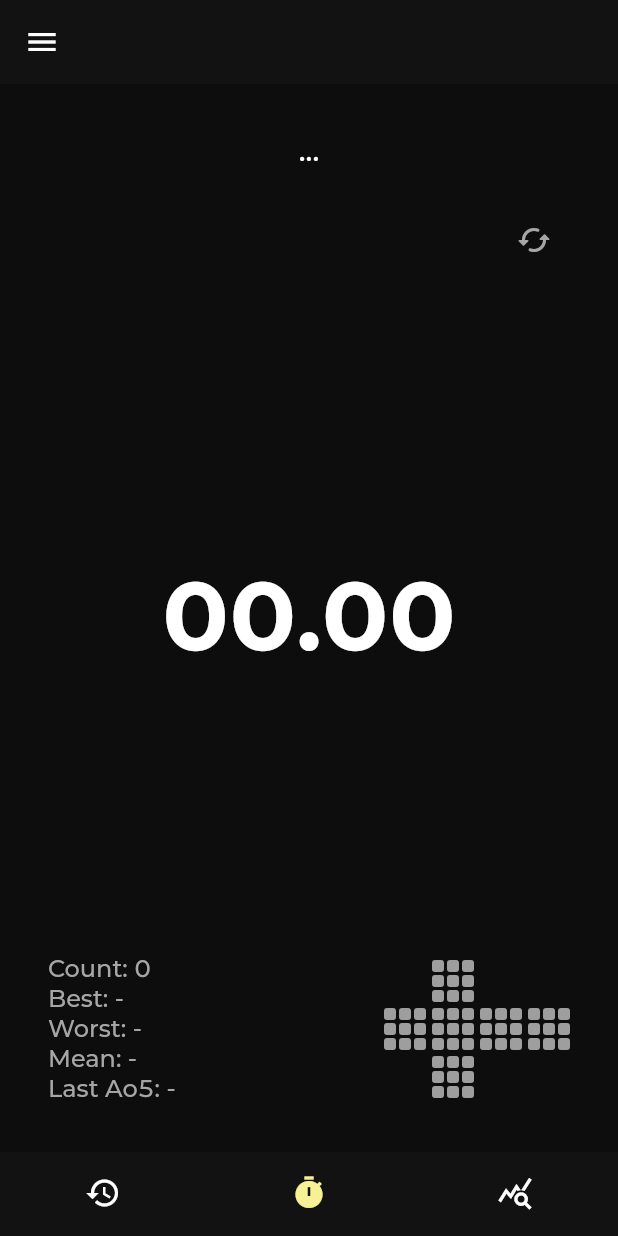
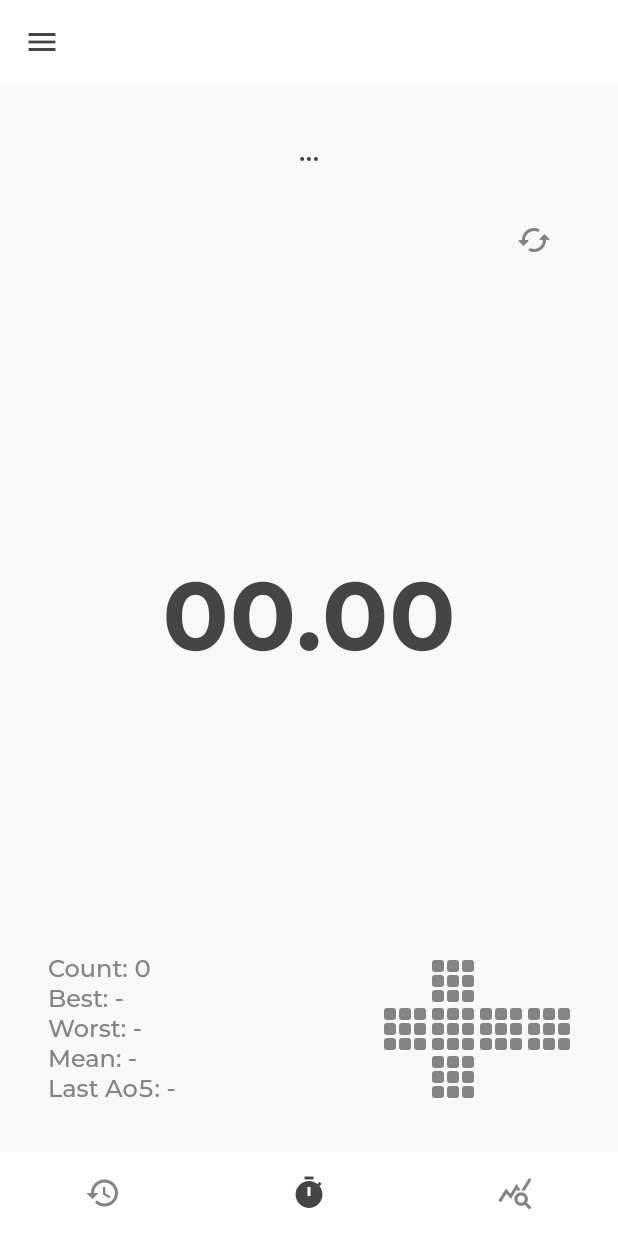
Before and after one commit to GabinL21/kubrs_app, a Flutter app: the screen it shows once a user with an empty profile is signed in, on a phone screen of 412 x 824 dp. Run offline on Flutter 3.47's test engine with Material 2 defaults, Android fonts, the phone set to English and light mode, and no system bars; our stand-ins replace bloc, bloc_concurrency, clock, cloud_firestore, equatable, firebase_auth and 5 more; missing offline and left inert: cuber, firebase_app_check; accounts and stored records are empty; generated files the repository leaves out were written again; network calls fail; statements that could not run were skipped.

Commit message:
feat: change colors to light theme

```diff
--- a/lib/app/view/app_theme.dart
+++ b/lib/app/view/app_theme.dart
@@ -4,31 +4,31 @@ import 'package:flutter/material.dart';
 import 'package:google_fonts/google_fonts.dart';
 
 class AppTheme {
-  static const ColorScheme _colorScheme = ColorScheme.dark(
-    background: Color.fromRGBO(13, 13, 13, 1),
-    primary: Color.fromRGBO(18, 18, 18, 1),
-    onPrimary: Color.fromRGBO(255, 255, 255, 1),
-    secondary: Color.fromRGBO(166, 166, 166, 1),
-    tertiary: Color.fromRGBO(247, 241, 149, 1),
-    error: Color.fromRGBO(247, 149, 149, 1),
+  static const ColorScheme _colorScheme = ColorScheme.light(
+    background: Color.fromRGBO(248, 248, 248, 1),
+    primary: Color.fromRGBO(69, 69, 69, 1),
+    secondary: Color.fromRGBO(132, 132, 132, 1),
+    onPrimary: Color.fromRGBO(69, 69, 69, 1),
+    tertiary: Color.fromRGBO(250, 155, 68, 1),
+    error: Color.fromRGBO(249, 82, 82, 1),
   );
 
   static final TextTheme _textTheme = GoogleFonts.montserratTextTheme(
     TextTheme(
       displayLarge: TextStyle(
-        color: _colorScheme.onBackground,
+        color: _colorScheme.primary,
         fontSize: 64,
         fontWeight: FontWeight.w700,
         fontFeatures: const [FontFeature.tabularFigures()],
       ),
       displayMedium: TextStyle(
-        color: _colorScheme.onBackground,
+        color: _colorScheme.primary,
         fontSize: 20,
         fontWeight: FontWeight.w500,
         fontFeatures: const [FontFeature.tabularFigures()],
       ),
       displaySmall: TextStyle(
-        color: _colorScheme.onBackground,
+        color: _colorScheme.primary,
         fontSize: 16,
         fontWeight: FontWeight.w500,
         fontFeatures: const [FontFeature.tabularFigures()],
@@ -37,32 +37,32 @@ class AppTheme {
   );
 
   static final AppBarTheme _appBarTheme = AppBarTheme(
-    backgroundColor: _colorScheme.primary,
+    backgroundColor: _colorScheme.surface,
     elevation: 0,
   );
 
   static final BottomNavigationBarThemeData _bottomNavigationBarTheme =
       BottomNavigationBarThemeData(
-    backgroundColor: _colorScheme.primary,
-    selectedItemColor: _colorScheme.tertiary,
-    unselectedItemColor: _colorScheme.onPrimary,
+    backgroundColor: _colorScheme.surface,
+    selectedItemColor: _colorScheme.primary,
+    unselectedItemColor: _colorScheme.secondary,
     elevation: 0,
     showSelectedLabels: false,
     showUnselectedLabels: false,
   );
 
   static final DrawerThemeData _drawerTheme = DrawerThemeData(
-    backgroundColor: _colorScheme.primary,
+    backgroundColor: _colorScheme.background,
     elevation: 0,
   );
 
   static final ProgressIndicatorThemeData _progressIndicatorTheme =
       ProgressIndicatorThemeData(
-    color: _colorScheme.onPrimary,
+    color: _colorScheme.secondary,
   );
 
   static final DialogTheme _dialogTheme = DialogTheme(
-    backgroundColor: _colorScheme.primary,
+    backgroundColor: _colorScheme.background,
     contentTextStyle: _textTheme.displaySmall,
   );
 
--- a/lib/history/view/solve_tile.dart
+++ b/lib/history/view/solve_tile.dart
@@ -12,7 +12,7 @@ class SolveTile extends StatelessWidget {
   Widget build(BuildContext context) {
     return Container(
       decoration: BoxDecoration(
-        color: Theme.of(context).colorScheme.primary,
+        color: Theme.of(context).colorScheme.surface,
         borderRadius: BorderRadius.circular(16),
       ),
       padding: const EdgeInsets.all(16),
--- a/lib/scramble/utils/scramble_visualizer.dart
+++ b/lib/scramble/utils/scramble_visualizer.dart
@@ -2,13 +2,13 @@ import 'package:cuber/cuber.dart' as cube;
 import 'package:flutter/material.dart';
 
 class ScrambleVisualizer {
-  static Color grey = Colors.grey;
-  static Color white = Colors.white;
-  static Color yellow = Colors.yellow;
-  static Color green = Colors.green;
-  static Color blue = Colors.blue;
-  static Color red = Colors.red;
-  static Color orange = Colors.orange;
+  static Color grey = const Color.fromRGBO(132, 132, 132, 1);
+  static Color white = const Color.fromRGBO(223, 223, 223, 1);
+  static Color yellow = const Color.fromRGBO(234, 237, 114, 1);
+  static Color green = const Color.fromRGBO(131, 239, 114, 1);
+  static Color blue = const Color.fromRGBO(88, 136, 229, 1);
+  static Color red = const Color.fromRGBO(249, 82, 82, 1);
+  static Color orange = const Color.fromRGBO(242, 146, 58, 1);
 
   static double spaceSize = 2;
   static double largeSpaceSize = 3;
```
